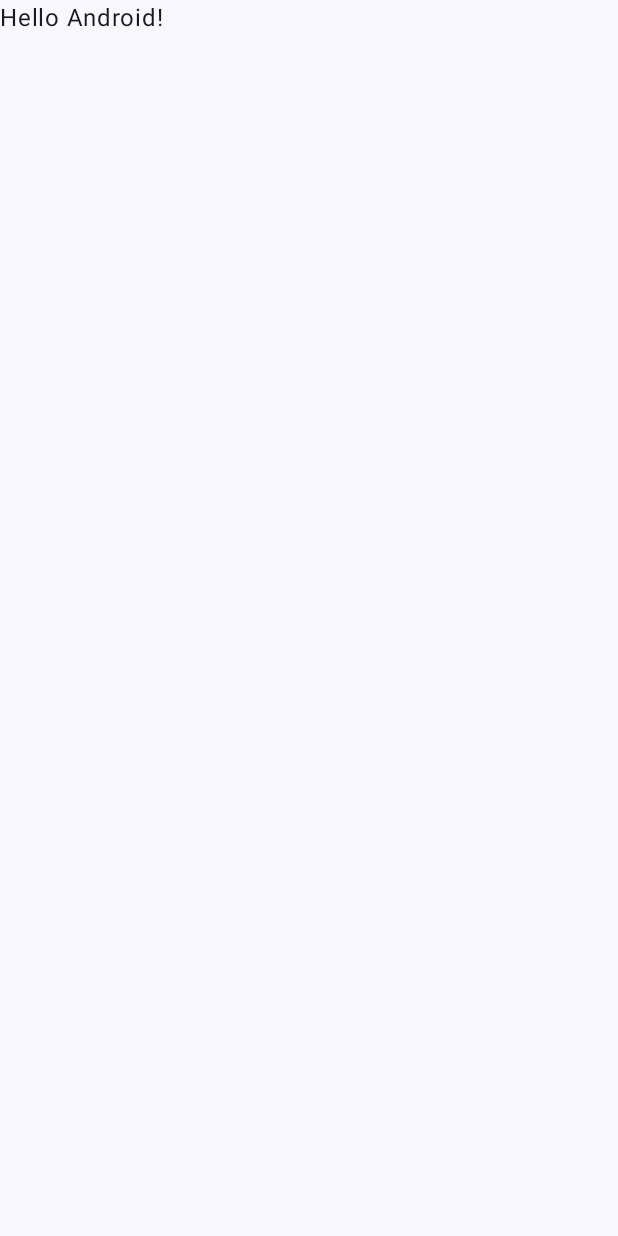
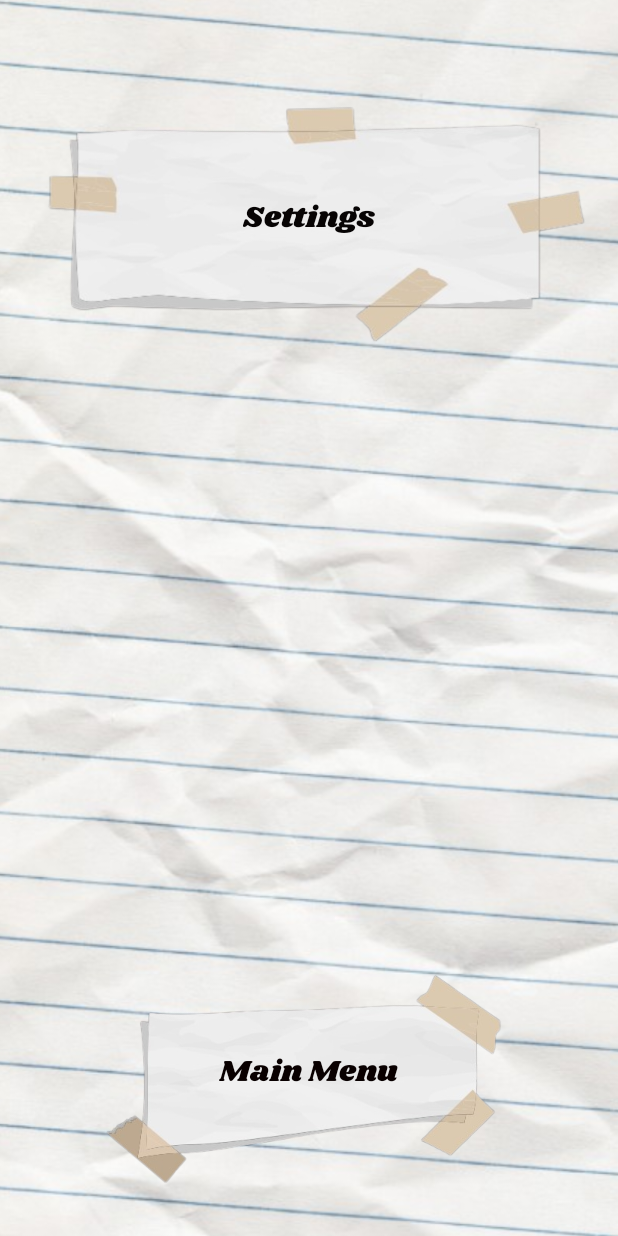
Before and after one commit to MasterPNJ/MiniPaper, an Android app built with Jetpack Compose: the OptionsActivity screen opened directly, with no data from a screen before it, on a phone screen of 412 x 824 dp. Before the commit the screen is almost empty. Run offline under Robolectric (Android 15) with nearby library versions, the phone set to English and light mode, and no system bars.

Commit message:
Add : option menu & fix rotation
Add : option menu & fix rotation

```diff
--- a/app/src/main/AndroidManifest.xml
+++ b/app/src/main/AndroidManifest.xml
@@ -14,11 +14,13 @@
         tools:targetApi="31">
         <activity
             android:name=".OptionsActivity"
+            android:screenOrientation="portrait"
             android:exported="false"
             android:label="@string/title_activity_options"
             android:theme="@style/Theme.MiniPaper" />
         <activity
             android:name=".MainActivity"
+            android:screenOrientation="portrait"
             android:exported="true">
             <intent-filter>
                 <action android:name="android.intent.action.MAIN" />
--- a/app/src/main/java/com/example/minipaper/OptionsActivity.kt
+++ b/app/src/main/java/com/example/minipaper/OptionsActivity.kt
@@ -1,46 +1,26 @@
 package com.example.minipaper
 
+import android.content.Intent
 import android.os.Bundle
-import androidx.activity.ComponentActivity
-import androidx.activity.compose.setContent
-import androidx.compose.foundation.layout.fillMaxSize
-import androidx.compose.material3.MaterialTheme
-import androidx.compose.material3.Surface
-import androidx.compose.material3.Text
-import androidx.compose.runtime.Composable
-import androidx.compose.ui.Modifier
-import androidx.compose.ui.tooling.preview.Preview
-import com.example.minipaper.ui.theme.MiniPaperTheme
+import android.widget.ImageView
+import androidx.appcompat.app.AppCompatActivity
 
-class OptionsActivity : ComponentActivity() {
+
+class OptionsActivity : AppCompatActivity() {
+
     override fun onCreate(savedInstanceState: Bundle?) {
         super.onCreate(savedInstanceState)
-        setContent {
-            MiniPaperTheme {
-                // A surface container using the 'background' color from the theme
-                Surface(
-                    modifier = Modifier.fillMaxSize(),
-                    color = MaterialTheme.colorScheme.background
-                ) {
-                    Greeting("Android")
-                }
-            }
+        // Assurez-vous que "option" correspond bien au nom de votre fichier XML dans res/layout
+        setContentView(R.layout.option_menu)
+
+        // Récupération de l'ImageView "Main Menu"
+        val mainMenuButton = findViewById<ImageView>(R.id.imageView5)
+
+        // Définir le listener pour le clic
+        mainMenuButton.setOnClickListener {
+            val intent = Intent(this, MainActivity::class.java)
+            startActivity(intent)
+            finish() // Ferme l'activité actuelle
         }
     }
 }
-
-@Composable
-fun Greeting(name: String, modifier: Modifier = Modifier) {
-    Text(
-        text = "Hello $name!",
-        modifier = modifier
-    )
-}
-
-@Preview(showBackground = true)
-@Composable
-fun GreetingPreview() {
-    MiniPaperTheme {
-        Greeting("Android")
-    }
-}
--- /dev/null
+++ b/app/src/main/res/layout/option_menu.xml
@@ -0,0 +1,75 @@
+<?xml version="1.0" encoding="utf-8"?>
+<androidx.constraintlayout.widget.ConstraintLayout xmlns:android="http://schemas.android.com/apk/res/android"
+    xmlns:app="http://schemas.android.com/apk/res-auto"
+    xmlns:tools="http://schemas.android.com/tools"
+    android:layout_width="match_parent"
+    android:layout_height="match_parent">
+
+    <ImageView
+        android:id="@+id/backgroundImage2"
+        android:layout_width="2000dp"
+        android:layout_height="match_parent"
+        android:adjustViewBounds="true"
+        android:scaleType="centerCrop"
+        android:src="@drawable/fondhd"
+        app:layout_constraintBottom_toBottomOf="parent"
+        app:layout_constraintEnd_toEndOf="parent"
+        app:layout_constraintStart_toStartOf="parent"
+        app:layout_constraintTop_toTopOf="parent"
+        app:layout_constraintVertical_bias="1.0" />
+
+    <ImageView
+        android:id="@+id/imageView4"
+        android:layout_width="wrap_content"
+        android:layout_height="wrap_content"
+        android:layout_marginBottom="441dp"
+        app:layout_constraintBottom_toBottomOf="parent"
+        app:layout_constraintEnd_toEndOf="parent"
+        app:layout_constraintHorizontal_bias="0.0"
+        app:layout_constraintStart_toStartOf="parent"
+        app:layout_constraintTop_toTopOf="parent"
+        app:layout_constraintVertical_bias="0.0"
+        app:srcCompat="@drawable/paper_6" />
+
+    <TextView
+        android:id="@+id/textView5"
+        android:layout_width="wrap_content"
+        android:layout_height="wrap_content"
+        android:fontFamily="@font/shrikhand"
+        android:text="Settings"
+        android:textColor="#070404"
+        android:textSize="20sp"
+        app:layout_constraintBottom_toBottomOf="@+id/imageView4"
+        app:layout_constraintEnd_toEndOf="@+id/imageView4"
+        app:layout_constraintStart_toStartOf="@+id/imageView4"
+        app:layout_constraintTop_toTopOf="@+id/backgroundImage2" />
+
+    <ImageView
+        android:id="@+id/imageView5"
+        android:layout_width="271dp"
+        android:layout_height="232dp"
+        android:layout_marginTop="64dp"
+        app:layout_constraintBottom_toBottomOf="parent"
+        app:layout_constraintEnd_toEndOf="parent"
+        app:layout_constraintHorizontal_bias="0.493"
+        app:layout_constraintStart_toStartOf="parent"
+        app:layout_constraintTop_toBottomOf="@+id/imageView4"
+        app:layout_constraintVertical_bias="1.0"
+        app:srcCompat="@drawable/paper_1" />
+
+    <TextView
+        android:id="@+id/textView7"
+        android:layout_width="wrap_content"
+        android:layout_height="wrap_content"
+        android:fontFamily="@font/shrikhand"
+        android:text="Main Menu"
+        android:textColor="#090000"
+        android:textSize="20sp"
+        app:layout_constraintBottom_toBottomOf="@+id/backgroundImage2"
+        app:layout_constraintEnd_toEndOf="@+id/imageView5"
+        app:layout_constraintHorizontal_bias="0.506"
+        app:layout_constraintStart_toStartOf="@+id/imageView5"
+        app:layout_constraintTop_toTopOf="@+id/imageView5"
+        app:layout_constraintVertical_bias="0.534" />
+
+</androidx.constraintlayout.widget.ConstraintLayout>
```
